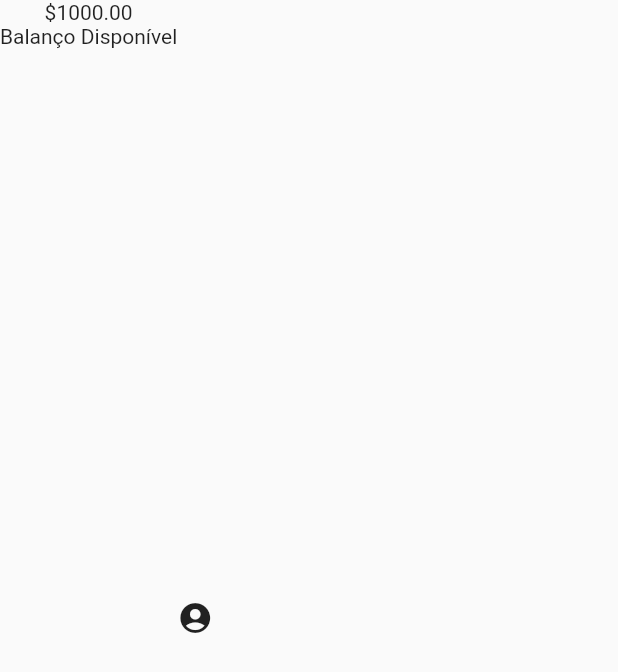
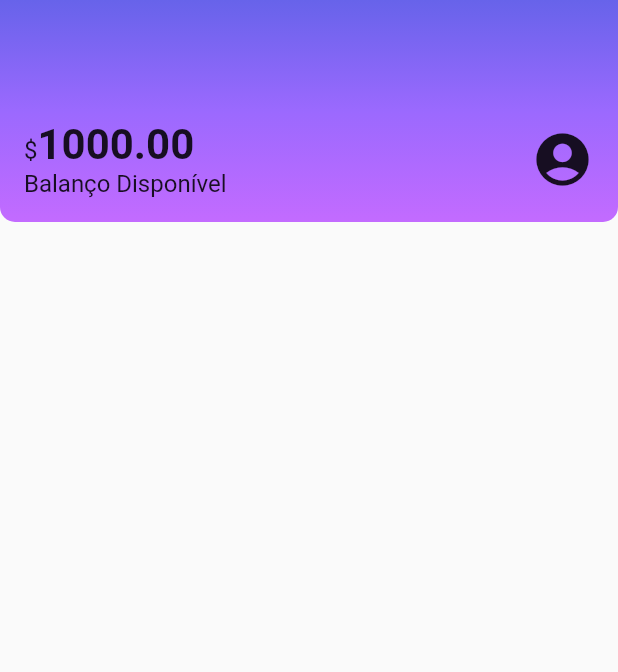
Before and after one commit to arturgussi/flutter_estilizando_e_reproduzindo_layouts, a Flutter app: the screen it shows after launch, on a phone screen of 412 x 824 dp. Shown: the top 672 px of the screen. Run offline on Flutter 3.47's test engine with Material 2 defaults, Android fonts, the phone set to English and light mode, and no system bars.

Commit message:
Aula 2: Estilizando Widgets

```diff
--- a/alubank/lib/components/sections/header.dart
+++ b/alubank/lib/components/sections/header.dart
@@ -7,14 +7,57 @@ class Header extends StatelessWidget {
   @override
   Widget build(BuildContext context) {
     return Container(
-      child: Row(
-        children: <Widget>[
-          Column(children: <Widget>[
-            Text('\$1000.00'),
-            Text('Balanço Disponível')
-          ]),
-          Icon(Icons.account_circle)
-        ],
+      decoration: BoxDecoration(
+        gradient: LinearGradient(
+          begin: Alignment.topCenter,
+          end: Alignment.bottomCenter,
+          colors: <Color>[
+            Color.fromRGBO(103, 99, 234, 1.0),
+            Color.fromRGBO(155, 105, 254, 1.0),
+            Color.fromRGBO(195, 107, 255, 1.0),
+          ],
+        ),
+        borderRadius: BorderRadius.vertical(
+          bottom: Radius.circular(10),
+        ),
+      ),
+      child: Padding(
+        padding: EdgeInsets.fromLTRB(16.0, 80.0, 16.0, 16.0),
+        child: Row(
+          mainAxisAlignment: MainAxisAlignment.spaceBetween,
+          children: <Widget>[
+            Column(
+              crossAxisAlignment: CrossAxisAlignment.start,
+              children: <Widget>[
+                // Text('\$1000.00',
+                //     style:
+                // TextStyle(fontSize: 28, fontWeight: FontWeight.bold)),
+                Text.rich(
+                  TextSpan(
+                    text: '\$',
+                    style: TextStyle(
+                      fontSize: 16,
+                    ),
+                    children: <TextSpan>[
+                      TextSpan(
+                        text: '1000.00',
+                        style: TextStyle(
+                          fontSize: 28,
+                          fontWeight: FontWeight.bold,
+                        ),
+                      ),
+                    ],
+                  ),
+                ),
+                Text(
+                  'Balanço Disponível',
+                  style: TextStyle(fontSize: 16),
+                ),
+              ],
+            ),
+            Icon(Icons.account_circle, size: 42)
+          ],
+        ),
       ),
     );
   }
--- a/alubank/lib/screens/home.dart
+++ b/alubank/lib/screens/home.dart
@@ -7,7 +7,11 @@ class Home extends StatelessWidget {
   @override
   Widget build(BuildContext context) {
     return Scaffold(
-      body: Header(),
+      body: Column(
+        children: <Widget>[
+          Header(),
+        ],
+      ),
     );
   }
 }
```
Also changed, not shown: 1 other file.
